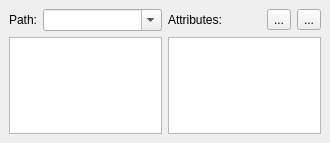
The window that trunk/maestro/gui/plugins/views/stanza_editor/optioneditors/OverrideEditorBase.ui (patrickhartling/maestro) describes before a commit, drawn with Qt 5.
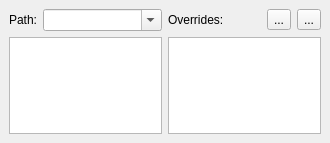
The same window after the commit. Icons and pictures are not drawn.

Patch:
```diff
--- a/trunk/maestro/gui/plugins/views/stanza_editor/optioneditors/OverrideEditorBase.ui
+++ b/trunk/maestro/gui/plugins/views/stanza_editor/optioneditors/OverrideEditorBase.ui
@@ -22,7 +22,7 @@
    <item row="0" column="2" >
     <widget class="QLabel" name="mAttributeLbl" >
      <property name="text" >
-      <string>Attributes:</string>
+      <string>Overrides:</string>
      </property>
     </widget>
    </item>
```
Left out of the diff: 2 changed lines with no effect on the pictures.
